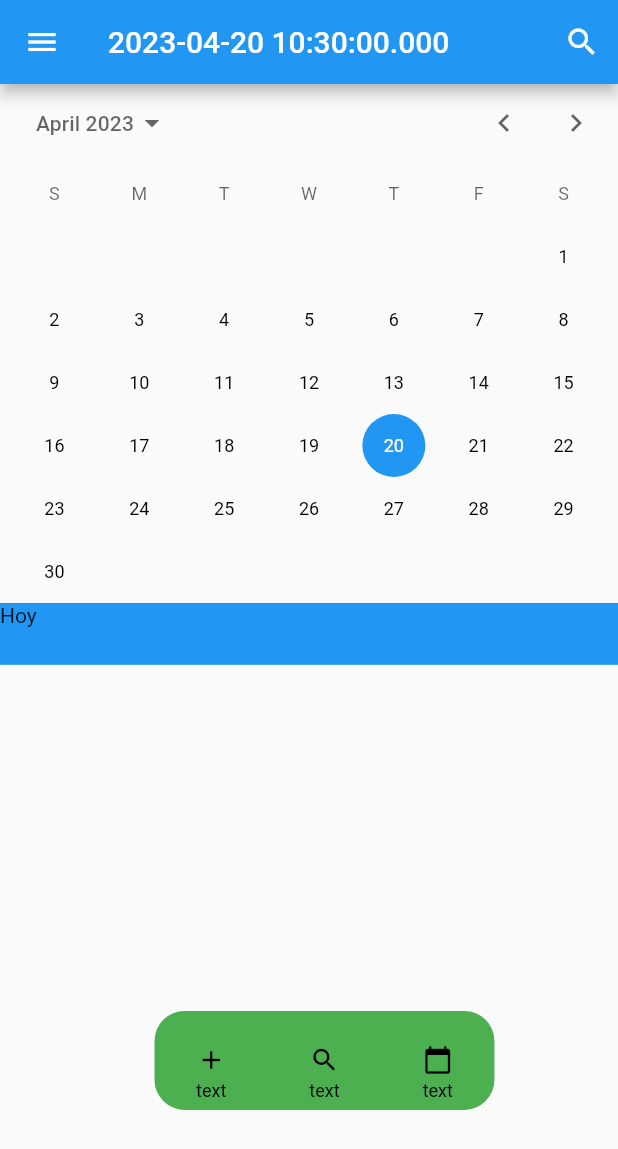
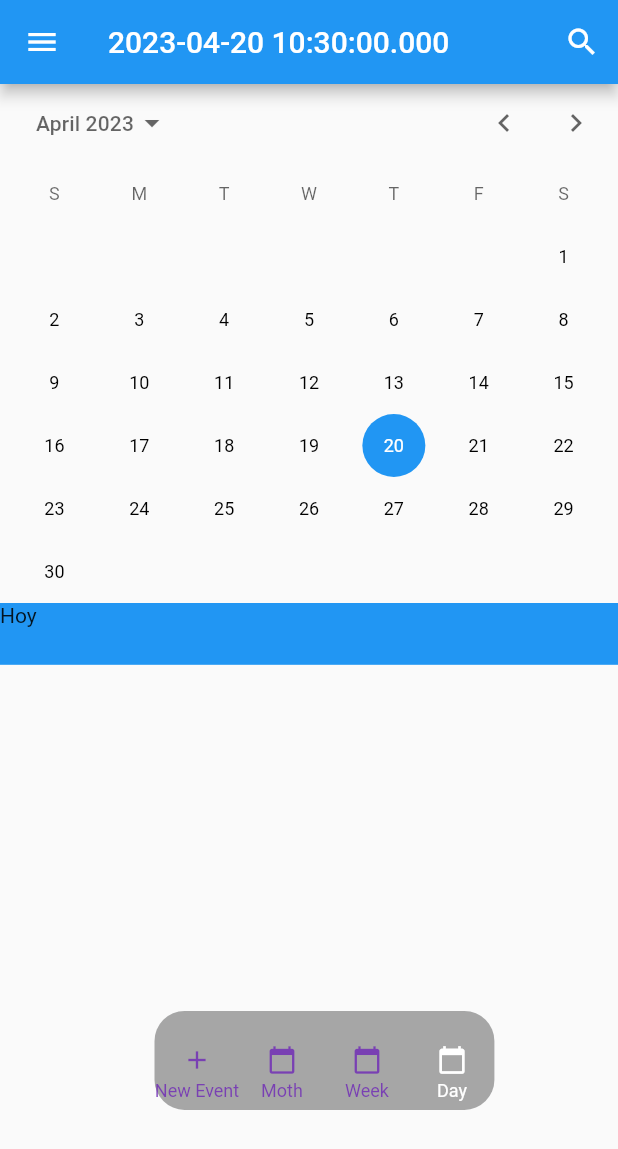
Before and after one commit to DouglasGGB/app-to-do, a Flutter app: the screen it shows after launch, on a phone screen of 412 x 824 dp. Shown: the top 1149 px of the screen. Run offline on Flutter 3.47's test engine with Material 2 defaults, Android fonts, the light colour scheme and no system bars.

Commit message:
fix: NavigationBarBottom color

```diff
--- /dev/null
+++ b/lib/Domain/model/task_model.dart
@@ -0,0 +1,4 @@
+class TaskModel {
+  final String name;
+ TaskModel( this.name);
+}
--- a/lib/resource/bottom_navigation_bar.dart
+++ b/lib/resource/bottom_navigation_bar.dart
@@ -9,28 +9,37 @@ class CustomButtonNavigationBar extends StatelessWidget{
           width: MediaQuery.of(context).size.width * 0.55,
       decoration: const BoxDecoration(
         borderRadius: BorderRadius.all(Radius.circular(20)),
-        color: Colors.green,
+        color: Color.fromRGBO(39, 40, 41, 0.4)
       ),
       child: Row(
         mainAxisAlignment: MainAxisAlignment.center,
         children: [
           Expanded(
             child: IconBottomBar(
-              text: "text",
+              text: "New Event",
               iconData: Icons.add,
-              isSelected: true,
+              isSelected: false,
               onPressed: (){}),
           ),
           Expanded(
             child: IconBottomBar(
-              text: "text",
-              iconData: Icons.search,
-              isSelected: true,
+              text: "Moth",
+              iconData:  Icons.calendar_today,
+              isSelected: false,
+              onPressed: (){
+
+              }),
+          ),
+          Expanded(
+            child: IconBottomBar(
+              text: "Week",
+              iconData: Icons.calendar_today,
+              isSelected: false,
               onPressed: (){}),
           ),
           Expanded(
             child: IconBottomBar(
-              text: "text",
+              text: "Day",
               iconData: Icons.calendar_today,
               isSelected: true,
               onPressed: (){}),
@@ -64,13 +73,13 @@ class IconBottomBar extends StatelessWidget{
         icon: Icon(
           iconData,
           size: 20,
-          color: isSelected ? Colors.black :Colors.white,
+          color: isSelected ?Colors.white :const Color.fromRGBO(113, 45, 182, 0.842),
         )),
       Text(text,style: TextStyle(
         fontSize: 12,
         height: .1,
-        color: isSelected ? Colors.black :Colors.white,
-      ),)
+        color: isSelected ? Colors.white :const Color.fromRGBO(113, 45, 182, 0.842),
+        )),
 
     ],
    );
--- a/lib/resource/task_widget.dart
+++ b/lib/resource/task_widget.dart
@@ -11,8 +11,8 @@ class Task extends StatelessWidget {
       color: Colors.grey,
       child: Center(
         child: Column(
-          children: [
-            Text("KILLME")
+          children:const [
+             Text("Test")
           ],
         ),
       ),
--- a/lib/view/home_view.dart
+++ b/lib/view/home_view.dart
@@ -1,4 +1,3 @@
-import 'package:flutter/cupertino.dart';
 import 'package:flutter/material.dart';
 
 import '../resource/bottom_navigation_bar.dart';
```
Also changed, not shown: lib/main.dart (+0 -9 lines).
